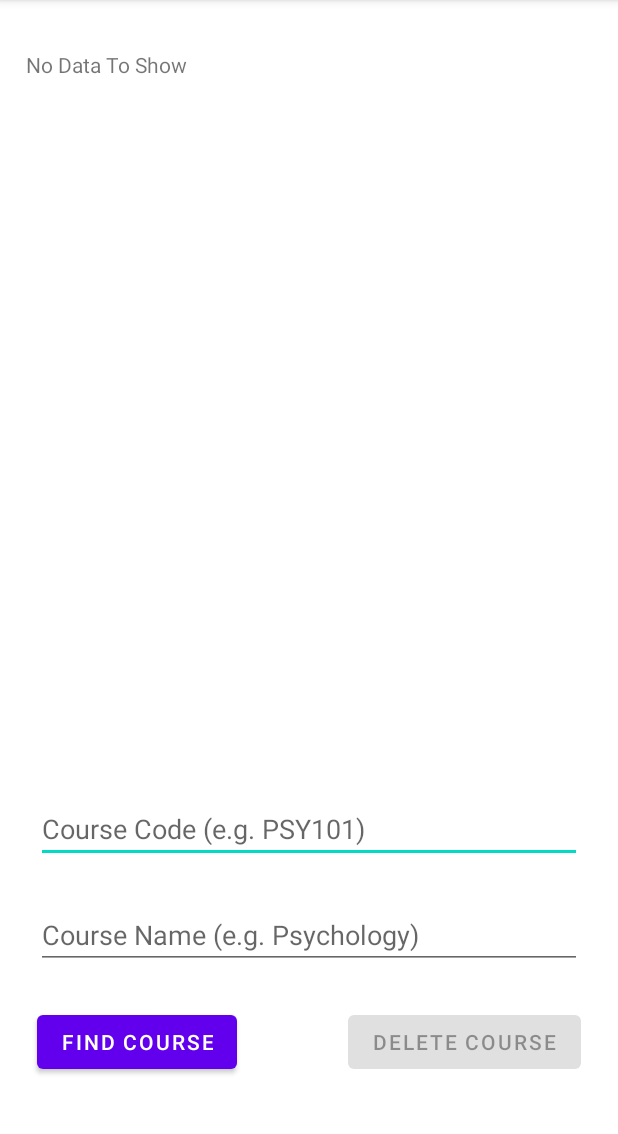
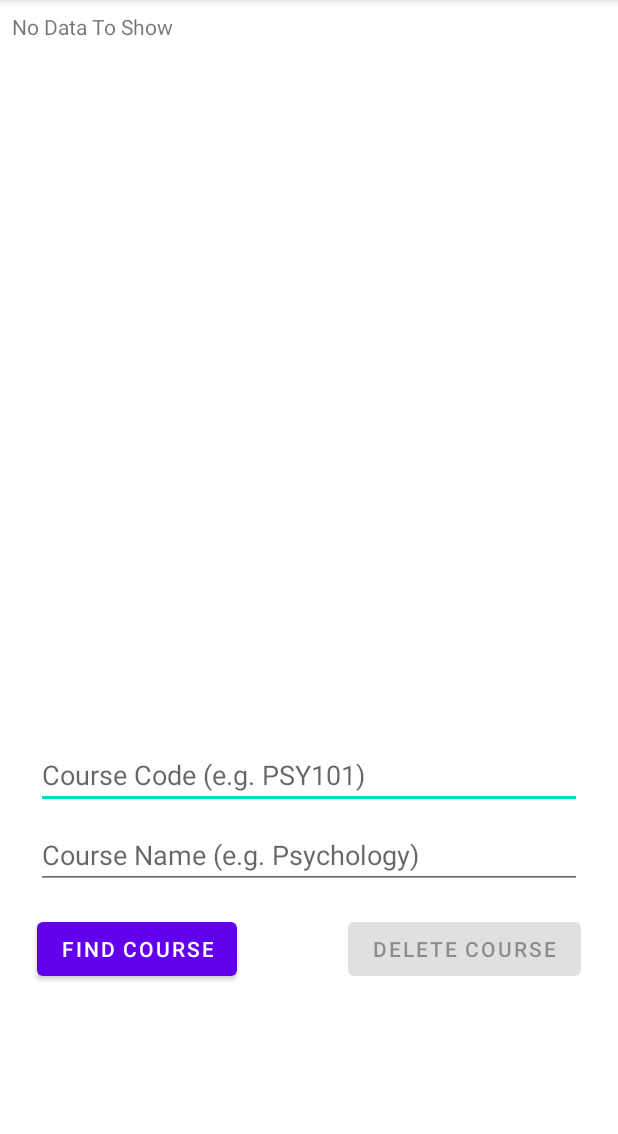
Before and after one commit to tamaraamicic/SEG2105, an Android app: the AdminDeleteCourse screen opened directly, with no data from a screen before it, on a phone screen of 412 x 824 dp, the part 84-1218 px from its top. Run offline under Robolectric (Android 15) with nearby library versions, the phone set to English and light mode, and no system bars.

Commit message:
Fixed problem in  InstructorEditCoursePart2.java

```diff
--- a/SEG2105TermProject/app/src/main/java/com/example/seg2105_term_project/AdminDeleteCourse.java
+++ b/SEG2105TermProject/app/src/main/java/com/example/seg2105_term_project/AdminDeleteCourse.java
@@ -10,8 +10,6 @@ import android.widget.Toast;
 import androidx.appcompat.app.AppCompatActivity;
 
 import com.google.android.material.textfield.TextInputEditText;
-
-import org.w3c.dom.Text;
 
 public class AdminDeleteCourse extends AppCompatActivity {
 
@@ -30,12 +28,13 @@ public class AdminDeleteCourse extends AppCompatActivity {
 
 
 
+
         inputNameForDelete = (TextInputEditText) (findViewById(R.id.inputNameForDelete));
         inputCodeForDelete = (TextInputEditText) (findViewById(R.id.inputCodeForDelete));
         deleteButtonForDelete = (Button)(findViewById(R.id.deleteButtonForDelete));
         deleteButtonForDelete.setEnabled(false);
         findButtonForDelete = (Button)(findViewById(R.id.findButtonForDelete));
-        entireCourseview = (TextView)findViewById(R.id.entireCourseView);
+        entireCourseview = (TextView)findViewById(R.id.entireTextView);
 
 
         myDBHandlerCourses = new MyDBHandlerCourses(this);
--- a/SEG2105TermProject/app/src/main/java/com/example/seg2105_term_project/InstructorEditCoursePart2.java
+++ b/SEG2105TermProject/app/src/main/java/com/example/seg2105_term_project/InstructorEditCoursePart2.java
@@ -67,7 +67,7 @@ public class InstructorEditCoursePart2 extends AppCompatActivity {
             TimeInput1.setText(course.getTime1());
             DayInput2.setText(course.getDate2());
             TimeInput2.setText(course.getTime2());
-            capacity.setText(course.getCapacity());
+            capacity.setText(""+course.getCapacity());
             description.setText(course.getDescription());
         }
 
--- a/SEG2105TermProject/app/src/main/res/layout/admin_delete_course.xml
+++ b/SEG2105TermProject/app/src/main/res/layout/admin_delete_course.xml
@@ -13,11 +13,12 @@
         android:layout_marginLeft="24dp"
         android:layout_marginEnd="24dp"
         android:layout_marginRight="24dp"
+        android:layout_marginBottom="8dp"
         android:hint="Course Code (e.g. PSY101)"
         app:layout_constraintBottom_toTopOf="@+id/inputNameForDelete"
         app:layout_constraintEnd_toEndOf="parent"
         app:layout_constraintStart_toStartOf="parent"
-        app:layout_constraintTop_toBottomOf="@+id/entireCourseView" />
+        app:layout_constraintTop_toBottomOf="@+id/entireCourseScrollView" />
 
     <com.google.android.material.textfield.TextInputEditText
         android:id="@+id/inputNameForDelete"
@@ -25,10 +26,10 @@
         android:layout_height="wrap_content"
         android:layout_marginStart="24dp"
         android:layout_marginLeft="24dp"
+        android:layout_marginTop="8dp"
         android:layout_marginEnd="24dp"
         android:layout_marginRight="24dp"
         android:hint="Course Name (e.g. Psychology)"
-        app:layout_constraintBottom_toTopOf="@+id/findButtonForDelete"
         app:layout_constraintEnd_toEndOf="parent"
         app:layout_constraintStart_toStartOf="parent"
         app:layout_constraintTop_toBottomOf="@+id/inputCodeForDelete" />
@@ -37,40 +38,50 @@
         android:id="@+id/findButtonForDelete"
         android:layout_width="133dp"
         android:layout_height="wrap_content"
+        android:layout_marginTop="16dp"
         android:layout_marginEnd="50dp"
         android:layout_marginRight="50dp"
-        android:layout_marginBottom="24dp"
         android:text="Find course"
-        app:layout_constraintBottom_toBottomOf="parent"
         app:layout_constraintEnd_toStartOf="@+id/deleteButtonForDelete"
         app:layout_constraintStart_toStartOf="parent"
-        app:layout_constraintTop_toBottomOf="@+id/inputNameForDelete"
-        app:layout_constraintVertical_bias="0.505" />
+        app:layout_constraintTop_toBottomOf="@+id/inputNameForDelete" />
 
     <Button
         android:id="@+id/deleteButtonForDelete"
         android:layout_width="155dp"
         android:layout_height="wrap_content"
-        android:layout_marginBottom="24dp"
+        android:layout_marginTop="16dp"
         android:text="Delete course"
-        app:layout_constraintBottom_toBottomOf="parent"
         app:layout_constraintEnd_toEndOf="parent"
         app:layout_constraintStart_toEndOf="@+id/findButtonForDelete"
         app:layout_constraintTop_toBottomOf="@+id/inputNameForDelete" />
 
-    <TextView
-        android:id="@+id/entireCourseView"
-        android:layout_width="377dp"
-        android:layout_height="472dp"
-        android:layout_marginStart="16dp"
-        android:layout_marginLeft="16dp"
+    <ScrollView
+        android:id="@+id/entireCourseScrollView"
+        android:layout_width="0dp"
+        android:layout_height="478dp"
+        android:layout_marginStart="8dp"
+        android:layout_marginLeft="8dp"
         android:layout_marginTop="8dp"
-        android:layout_marginEnd="16dp"
-        android:layout_marginRight="16dp"
-        android:text="TextView"
+        android:layout_marginEnd="8dp"
+        android:layout_marginRight="8dp"
+        android:layout_marginBottom="8dp"
         app:layout_constraintBottom_toTopOf="@+id/inputCodeForDelete"
         app:layout_constraintEnd_toEndOf="parent"
         app:layout_constraintStart_toStartOf="parent"
-        app:layout_constraintTop_toTopOf="parent" />
+        app:layout_constraintTop_toTopOf="parent">
+
+        <LinearLayout
+            android:layout_width="match_parent"
+            android:layout_height="wrap_content"
+            android:orientation="vertical" >
+
+            <TextView
+                android:id="@+id/entireTextView"
+                android:layout_width="match_parent"
+                android:layout_height="478dp"
+                android:text="TextView" />
+        </LinearLayout>
+    </ScrollView>
 
 </androidx.constraintlayout.widget.ConstraintLayout>
```
Also changed, not shown: SEG2105TermProject/app/src/main/java/com/example/seg2105_term_project/InstructorAssignCoursePart2.java (+25 -25 lines).
